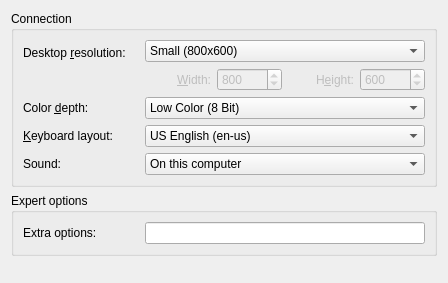
The window that rdp/rdppreferences.ui (KDE/krdc) describes before a commit, drawn with Qt 5.
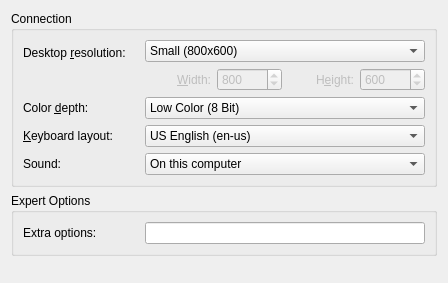
The same window after the commit. Custom widgets are drawn as their Qt base class.

Commit message: i18n style guide fix

Patch:
```diff
--- a/rdp/rdppreferences.ui
+++ b/rdp/rdppreferences.ui
@@ -435,7 +435,7 @@
    <item>
     <widget class="QGroupBox" name="expertGroupBox" >
      <property name="title" >
-      <string>Expert options</string>
+      <string>Expert Options</string>
      </property>
      <layout class="QGridLayout" >
       <item row="0" column="0" >
```
